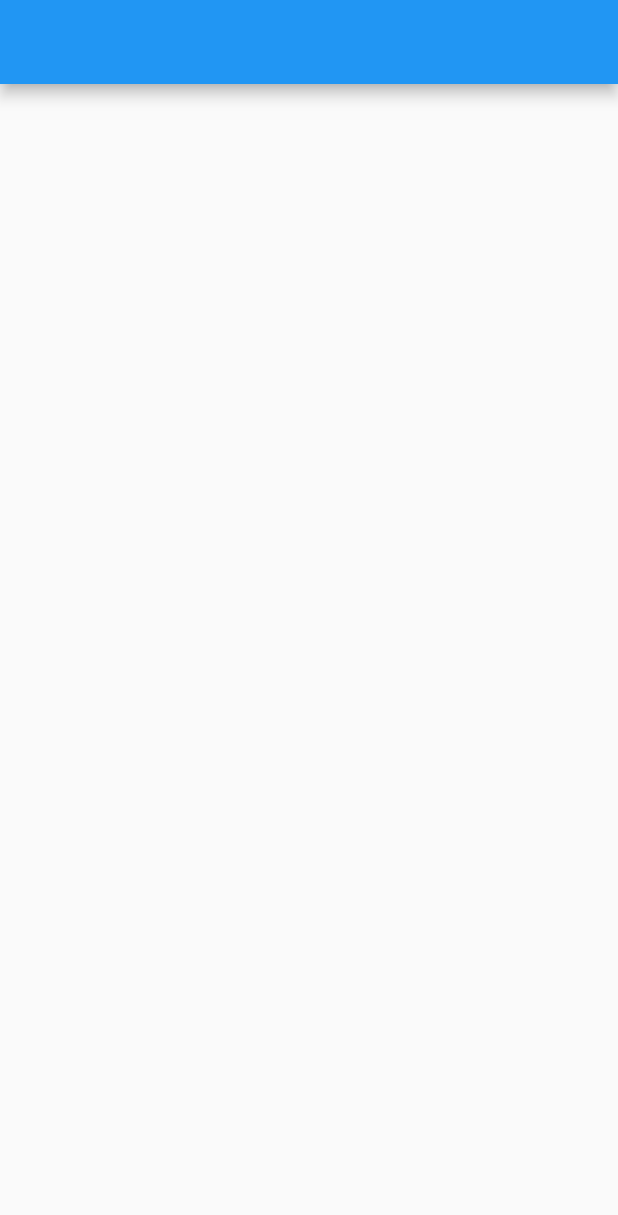
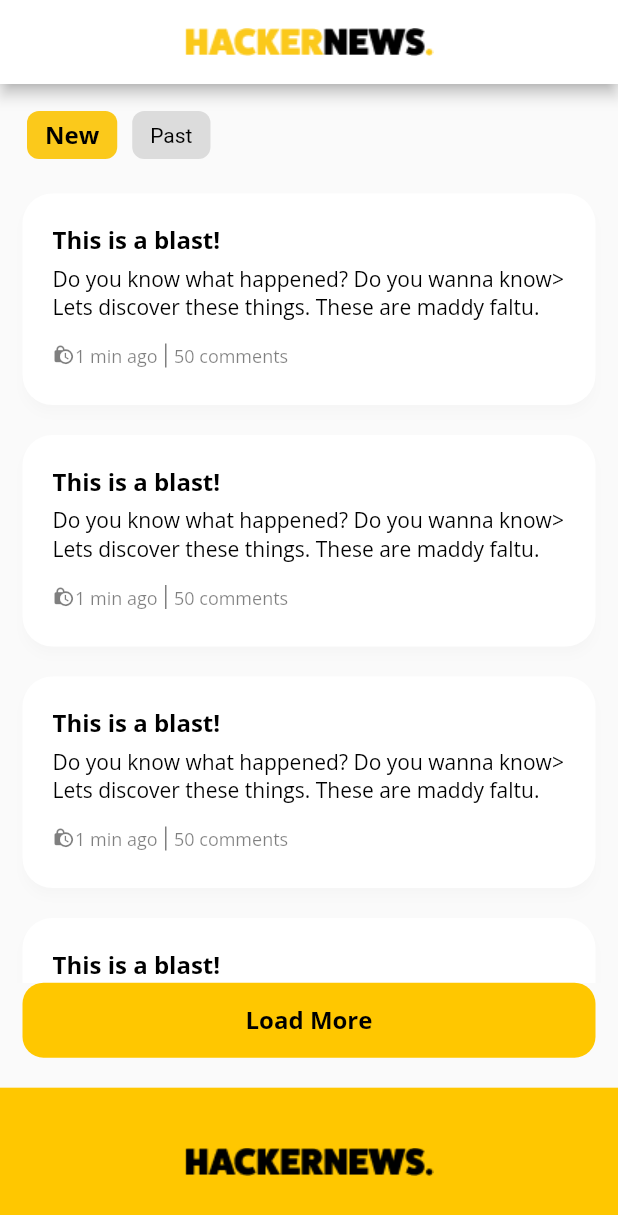
Before and after one commit to AR-Ashraf/hacker-news-clone-flutter-app, a Flutter app: the screen it shows after launch, on a phone screen of 412 x 824 dp. Shown: the top 1215 px of the screen. Run offline on Flutter 3.47's test engine with Material 2 defaults, Android fonts, the phone set to English and light mode, and no system bars; drawn by our look-alikes of chips_choice; our stand-ins replace google_fonts.

Commit message:
UI design done!

```diff
--- /dev/null
+++ b/lib/api_helpers/apiConstrants.dart
@@ -0,0 +1,4 @@
+Map<String, String> apiConstants = {
+  "hacker_news": "https://hacker-news.firebaseio.com/v0",
+  "auth": "https://reqres.in/api"
+};
--- /dev/null
+++ b/lib/list_widget.dart
@@ -0,0 +1,89 @@
+
+
+
+
+import 'package:flutter/cupertino.dart';
+import 'package:flutter/material.dart';
+import 'package:hacker_news_clone/style.dart';
+
+class ListWidget extends StatelessWidget {
+  final String title;
+  final String metaData;
+  final String time;
+  final String comment;
+
+  ListWidget({
+    this.title,
+    this.metaData,
+    this.time,
+    this.comment,
+  });
+
+  @override
+  Widget build(BuildContext context) {
+    return Card(
+      elevation: 3,
+      shadowColor: Color(0x14000000),
+      margin: const EdgeInsets.fromLTRB(15.0,5.0,15.0,5.0),
+      shape: RoundedRectangleBorder(borderRadius: BorderRadius.circular(20)),
+      child: Container(
+        padding: EdgeInsets.all(20),
+        child: Column(
+          crossAxisAlignment: CrossAxisAlignment.start,
+          children: [
+            Text(
+              '$title',
+              style: newsTitle,
+            ),
+            SizedBox(height: 5.0),
+
+            Text(
+              '$metaData',
+              style: newsMetadata,
+            ),
+            SizedBox(height: 15.0),
+
+            Row(
+              crossAxisAlignment: CrossAxisAlignment.start,
+              children: [
+                Icon(
+                  Icons.lock_clock,
+                  size: 15.0,
+                  color: Color(0x80000000),
+                ),
+                Text(
+                  '$time',
+                  style: newsTime,
+                ),
+                SizedBox(width: 5.0),
+
+                const SizedBox(
+                  width: 1.0,
+                  height: 16.0,
+                  child: const DecoratedBox(
+                    decoration: const BoxDecoration(
+                      color: Color(0x80000000),
+                    ),
+                  ),
+                ),
+
+                SizedBox(width: 5.0),
+
+                Text(
+                  '$comment comments',
+                  style: newsComments,
+                ),
+              ],
+            ),
+            SizedBox(height: 5.0),
+
+          ],
+        ),
+      ),
+    );
+
+
+
+
+  }
+}
--- a/lib/main.dart
+++ b/lib/main.dart
@@ -14,7 +14,7 @@ class MyApp extends StatelessWidget {
       title: 'Hacker News',
       theme: new ThemeData(
           primarySwatch: Colors.blue,
-          primaryColor: Colors.blue,
+          primaryColor: Colors.white,
           accentColor: Colors.blue,
           brightness: Brightness.light),
       home: News(),
--- a/lib/news.dart
+++ b/lib/news.dart
@@ -1,5 +1,11 @@
+import 'package:chips_choice/chips_choice.dart';
 import 'package:flutter/cupertino.dart';
 import 'package:flutter/material.dart';
+import 'package:hacker_news_clone/rest_api_handler.dart';
+import 'package:hacker_news_clone/style.dart';
+
+import 'api_helpers/apiConstrants.dart';
+import 'list_widget.dart';
 
 class News extends StatefulWidget{
   @override
@@ -7,15 +13,125 @@ class News extends StatefulWidget{
 
 }
 class _NewsPageState extends State<News>{
+
+
+
+  int tag = 0;
+  List<String> options = [
+    'New', 'Past',
+  ];
+
   @override
   Widget build(BuildContext context) {
 
+
     return Scaffold(
-      appBar: AppBar(
+      appBar:  AppBar(
+          title: Row(
+            mainAxisAlignment: MainAxisAlignment.center,
+            children: [
+              Image.asset(
+                'assets/images/logo.png',
+                fit: BoxFit.contain,
+              ),
+            ],
 
+          ),
+        ),
+      body: new Container(
+        child: Column(
+          children:<Widget> [
+            Padding(
+              padding: EdgeInsets.all(8),
+              child: Row(
+                children: <Widget>[
+                  ChipsChoice<int>.single(
+                    choiceActiveStyle: chipStyle,
+                    value: tag,
+                    onChanged: (val) => setState(() => tag = val),
+                    choiceItems: C2Choice.listFrom<int, String>(
+                      source: options,
+                      value: (i, v) => i,
+                      label: (i, v) => v,
+                      //tooltip: (i, v) => v,
+                    ),
+                  ),
+                ],
+              ),
+            ),
+
+            //SizedBox(height: 5),
+
+            Expanded(
+              child: ListView.separated(
+                separatorBuilder: (c, i) {
+                  return Padding(
+                      padding: EdgeInsets.only(top: 5, bottom: 5));
+                },
+                itemCount: 4,
+                itemBuilder: (c, i) {
+
+                  return ListWidget(
+                    title: "This is a blast!",
+                    metaData: "Do you know what happened? Do you wanna know> Lets discover these things. These are maddy faltu.",
+                    time: "1 min ago",
+                    comment: "50",
+
+                  );
+                },
+              ),
+            ),
+
+            Row(
+              crossAxisAlignment: CrossAxisAlignment.start,
+              children: [
+                Expanded(
+                  child: Padding(
+                    padding: EdgeInsets.fromLTRB(15,0.0,15.0,20.0),
+                    child: TextButton(
+                      style: loadButtonStyle,
+                      onPressed: (){
+                      },
+                      child: Text(
+                        "Load More",
+                        style: loadText,
+                      ),
+                    ),
+                  ),
+                ),
+
+              ],
+            ),
+
+            Container(
+              width: MediaQuery.of(context).size.width,
+              height: MediaQuery.of(context).size.height * (12/100),
+              color: Color(0xffFFC700),
+              child: Center(
+                child: Image.asset('assets/images/logoBlack.png'),
+              ),
+            ),
+
+
+
+          ],
+        ),
       ),
+
     );
 
   }
 
+  static fetchTopId() async {
+    final response = await RestApiHandler.getData(
+        '${apiConstants["hacker_news"]}/topstories.json');
+    return response;
+  }
+
+  static fetchItems(int id) async {
+    final response = await RestApiHandler.getData(
+        '${apiConstants["hacker_news"]}/item/$id.json');
+    return response;
+  }
+
 }
--- /dev/null
+++ b/lib/rest_api_handler.dart
@@ -0,0 +1,16 @@
+
+
+import 'api_helpers/api_base_helper.dart';
+
+class RestApiHandler {
+  static ApiBaseHelper _apiBaseHelper = ApiBaseHelper();
+  static getData(String path) async {
+    final response = await _apiBaseHelper.get('$path');
+    return response;
+  }
+
+  static postData(String path, dynamic body) async {
+    final response = await _apiBaseHelper.post('$path', body);
+    return response;
+  }
+}
--- /dev/null
+++ b/lib/style.dart
@@ -0,0 +1,64 @@
+
+
+import 'dart:ui';
+
+import 'package:chips_choice/chips_choice.dart';
+import 'package:flutter/cupertino.dart';
+import 'package:flutter/material.dart';
+import 'package:google_fonts/google_fonts.dart';
+
+final chipStyle = C2ChoiceStyle(
+  labelStyle: GoogleFonts.openSans(
+    fontSize: 16,
+    color: const Color(0xff000000),
+    fontWeight: FontWeight.w700,
+  ),
+  color: const Color(0xffFBC91B),
+  disabledColor: const Color(0xffF2F2F2),
+  showCheckmark: false,
+  margin: EdgeInsets.all(0),
+  padding: EdgeInsets.all(5),
+  brightness: Brightness.dark,
+
+);
+
+final newsTitle = GoogleFonts.openSans(
+  fontSize: 16,
+  color: const Color(0xff000000),
+  fontWeight: FontWeight.w700,
+
+);
+
+final newsMetadata = GoogleFonts.openSans(
+  fontSize: 14,
+  color: const Color(0xff000000),
+  fontWeight: FontWeight.w400,
+);
+
+final newsTime = GoogleFonts.openSans(
+  fontSize: 12,
+  color: const Color(0x80000000),
+  fontWeight: FontWeight.w400,
+);
+
+final newsComments = GoogleFonts.openSans(
+  fontSize: 12,
+  color: const Color(0x80000000),
+  fontWeight: FontWeight.w400,
+);
+final loadText = GoogleFonts.openSans(
+  fontSize: 16,
+  color: const Color(0xff000000),
+  fontWeight: FontWeight.w700,
+);
+
+final loadButtonStyle = ButtonStyle(
+    padding: MaterialStateProperty.all<EdgeInsets>(EdgeInsets.all(10)),
+    shape: MaterialStateProperty.all<RoundedRectangleBorder>(
+        RoundedRectangleBorder(
+            borderRadius: BorderRadius.circular(14.0),
+        )
+    ),
+  backgroundColor: MaterialStateProperty.all(Color(0xffFFC700)),
+  minimumSize: MaterialStateProperty.all<Size>(Size( 100,50)),
+);
--- a/pubspec.yaml
+++ b/pubspec.yaml
@@ -13,6 +13,9 @@ dependencies:
     sdk: flutter
 
   flutter_svg: ^0.18.0
+  google_fonts:
+  http: ^0.12.0+2
+  chips_choice: ^2.0.1
 
 dev_dependencies:
   flutter_test:
```
Also changed, not shown: lib/api_helpers/api_base_helper.dart (added, +71 -0 lines), lib/api_helpers/api_exception.dart (added, +27 -0 lines), assets/images/logoBlack.png (added), pubspec.lock.
